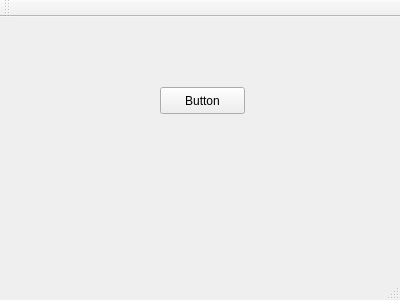
Before: the Qt Designer form MSFGame/mainwindow.ui in somethingfancier/MisadventuresOfSegFault, drawn with Qt 5.
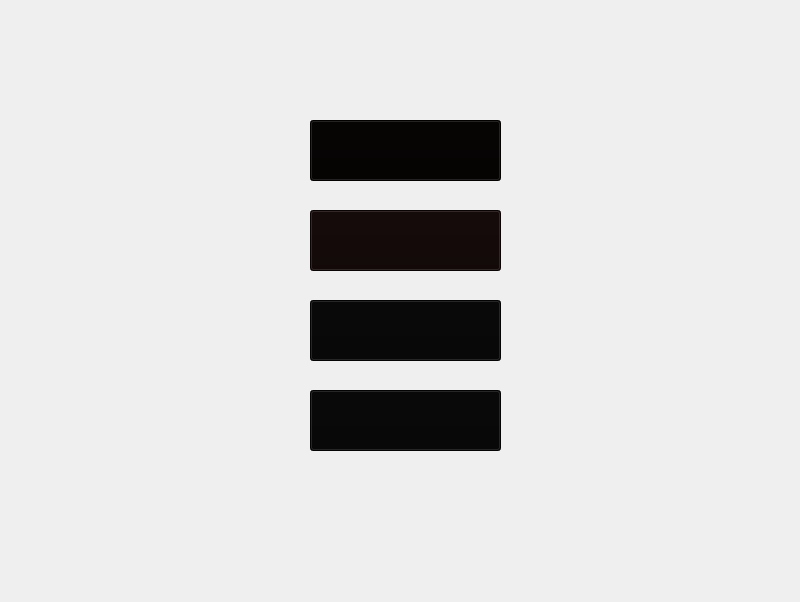
After: the same form once the commit is applied. Icons and pictures are not drawn.

Diff of the .ui file:
```diff
--- a/MSFGame/mainwindow.ui
+++ b/MSFGame/mainwindow.ui
@@ -6,47 +6,152 @@
    <rect>
     <x>0</x>
     <y>0</y>
-    <width>400</width>
-    <height>300</height>
+    <width>800</width>
+    <height>602</height>
    </rect>
   </property>
   <property name="windowTitle">
    <string>MainWindow</string>
   </property>
+  <property name="windowOpacity">
+   <double>1.000000000000000</double>
+  </property>
+  <property name="autoFillBackground">
+   <bool>false</bool>
+  </property>
+  <property name="tabShape">
+   <enum>QTabWidget::Rounded</enum>
+  </property>
   <widget class="QWidget" name="centralWidget">
-   <widget class="QPushButton" name="pbButton">
-    <property name="geometry">
-     <rect>
-      <x>160</x>
-      <y>70</y>
-      <width>85</width>
-      <height>27</height>
-     </rect>
-    </property>
-    <property name="text">
-     <string>Button</string>
-    </property>
-   </widget>
-  </widget>
-  <widget class="QMenuBar" name="menuBar">
-   <property name="geometry">
-    <rect>
-     <x>0</x>
-     <y>0</y>
-     <width>400</width>
-     <height>27</height>
-    </rect>
-   </property>
-  </widget>
-  <widget class="QToolBar" name="mainToolBar">
-   <attribute name="toolBarArea">
-    <enum>TopToolBarArea</enum>
-   </attribute>
-   <attribute name="toolBarBreak">
+   <property name="autoFillBackground">
     <bool>false</bool>
-   </attribute>
+   </property>
+   <property name="styleSheet">
+    <string notr="true"/>
+   </property>
+   <widget class="QPushButton" name="pbLoad">
+    <property name="geometry">
+     <rect>
+      <x>310</x>
+      <y>210</y>
+      <width>191</width>
+      <height>61</height>
+     </rect>
+    </property>
+    <property name="styleSheet">
+     <string notr="true">background-color: rgb(15, 5, 5);</string>
+    </property>
+    <property name="text">
+     <string/>
+    </property>
+    <property name="icon">
+     <iconset resource="resources.qrc">
+      <normaloff>:/images/images/Load.png</normaloff>:/images/images/Load.png</iconset>
+    </property>
+    <property name="iconSize">
+     <size>
+      <width>160</width>
+      <height>40</height>
+     </size>
+    </property>
+   </widget>
+   <widget class="QPushButton" name="pbControls">
+    <property name="geometry">
+     <rect>
+      <x>310</x>
+      <y>300</y>
+      <width>191</width>
+      <height>61</height>
+     </rect>
+    </property>
+    <property name="styleSheet">
+     <string notr="true">background-color: rgb(6, 6, 6);</string>
+    </property>
+    <property name="text">
+     <string/>
+    </property>
+    <property name="icon">
+     <iconset resource="resources.qrc">
+      <normaloff>:/images/images/Controls.png</normaloff>:/images/images/Controls.png</iconset>
+    </property>
+    <property name="iconSize">
+     <size>
+      <width>160</width>
+      <height>50</height>
+     </size>
+    </property>
+   </widget>
+   <widget class="QPushButton" name="pbStart">
+    <property name="geometry">
+     <rect>
+      <x>310</x>
+      <y>120</y>
+      <width>191</width>
+      <height>61</height>
+     </rect>
+    </property>
+    <property name="styleSheet">
+     <string notr="true">background-color: rgb(5, 2, 2);</string>
+    </property>
+    <property name="text">
+     <string/>
+    </property>
+    <property name="icon">
+     <iconset resource="resources.qrc">
+      <normaloff>:/images/images/Start.png</normaloff>:/images/images/Start.png</iconset>
+    </property>
+    <property name="iconSize">
+     <size>
+      <width>160</width>
+      <height>40</height>
+     </size>
+    </property>
+   </widget>
+   <widget class="QPushButton" name="pbExit">
+    <property name="geometry">
+     <rect>
+      <x>310</x>
+      <y>390</y>
+      <width>191</width>
+      <height>61</height>
+     </rect>
+    </property>
+    <property name="styleSheet">
+     <string notr="true">background-color: rgb(6, 6, 6);</string>
+    </property>
+    <property name="text">
+     <string/>
+    </property>
+    <property name="icon">
+     <iconset resource="resources.qrc">
+      <normaloff>:/images/images/Exit.png</normaloff>:/images/images/Exit.png</iconset>
+    </property>
+    <property name="iconSize">
+     <size>
+      <width>160</width>
+      <height>40</height>
+     </size>
+    </property>
+   </widget>
+   <widget class="QWidget" name="widget" native="true">
+    <property name="geometry">
+     <rect>
+      <x>0</x>
+      <y>0</y>
+      <width>800</width>
+      <height>600</height>
+     </rect>
+    </property>
+    <property name="styleSheet">
+     <string notr="true">image: url(:/images/images/color.jpg);</string>
+    </property>
+   </widget>
+   <zorder>widget</zorder>
+   <zorder>pbLoad</zorder>
+   <zorder>pbControls</zorder>
+   <zorder>pbStart</zorder>
+   <zorder>pbExit</zorder>
   </widget>
-  <widget class="QStatusBar" name="statusBar"/>
  </widget>
  <layoutdefault spacing="6" margin="11"/>
  <resources/>
```
Left out of the diff: 4 changed lines with no effect on the pictures.
